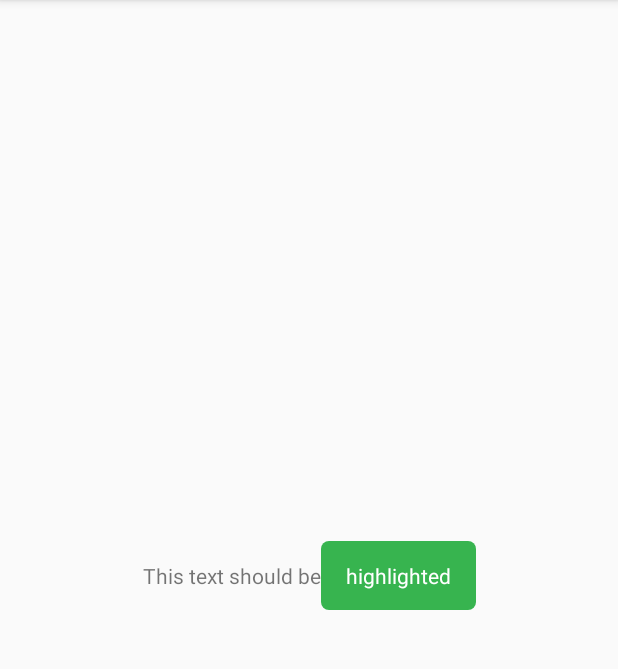
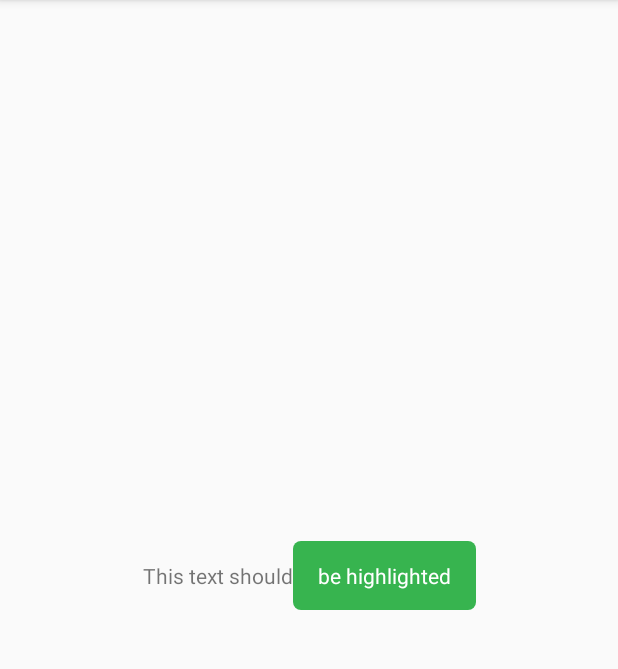
Before and after one commit to jiahaoliuliu/SpannableStringDifferentViews, an Android app: the screen it shows after launch (MainActivity), on a phone screen of 412 x 824 dp, the part 84-753 px from its top. Run offline under Robolectric (Android 15) with nearby library versions, the phone set to English and light mode, and no system bars.

Commit message:
Updated the code to accept to highlight the word starting from any position counting from the end

```diff
--- a/app/src/main/java/com/jiahaoliuliu/spannablestringdifferentviews/MainActivity.java
+++ b/app/src/main/java/com/jiahaoliuliu/spannablestringdifferentviews/MainActivity.java
@@ -1,5 +1,6 @@
 package com.jiahaoliuliu.spannablestringdifferentviews;
 
+import android.content.Context;
 import android.os.Bundle;
 import android.support.v7.app.AppCompatActivity;
 import android.text.SpannableString;
@@ -13,6 +14,9 @@ import android.widget.TextView;
 public class MainActivity extends AppCompatActivity {
 
     private static final String ORIGINAL_TEXT = "This text should be highlighted";
+    private static final int WORD_POSITION_TO_BE_HIGHLIGHTED_FROM_END = 2;
+    private static final int HIGHLIGHT_COLOR_RESOURCE = R.color.highLightedColor;
+    private static final int TEXT_COLOR_HIGHLIGHTED_COLOR_RESOURCE = android.R.color.white;
 
     @Override
     protected void onCreate(Bundle savedInstanceState) {
@@ -22,23 +26,57 @@ public class MainActivity extends AppCompatActivity {
         // Link the view
         TextView spannableTV = findViewById(R.id.spannable_tv);
 
-        spannableTV.setText(createAndModifySpannableString());
+        spannableTV.setText(
+                createSpannableString(this, ORIGINAL_TEXT, WORD_POSITION_TO_BE_HIGHLIGHTED_FROM_END,
+                        HIGHLIGHT_COLOR_RESOURCE, TEXT_COLOR_HIGHLIGHTED_COLOR_RESOURCE));
     }
 
-    private SpannableString createAndModifySpannableString() {
-        String convertedText = convertTextForHighLight(ORIGINAL_TEXT);
+    private SpannableString createSpannableString(
+            Context context, String text, int wordPositionCountingFromEnd, int highlightColor,
+                                                           int textColor) {
+        String convertedText = convertTextForHighLight(text, wordPositionCountingFromEnd);
 
         SpannableString spannableString =
                 new SpannableString(convertedText);
 
-        int lastWordStartPosition = getLastWordStartPosition(convertedText);
+        int lastWordStartPosition = getWordStartPosition(convertedText, wordPositionCountingFromEnd);
 
         spannableString.setSpan(
-                new RoundedBackgroundSpan(getColorFromResources(R.color.highLightedColor),
-                        getColorFromResources(android.R.color.white)),
+                new RoundedBackgroundSpan(context.getResources().getColor(highlightColor),
+                        context.getResources().getColor(textColor)),
                 lastWordStartPosition, spannableString.length(), 0);
 
         return spannableString;
+    }
+
+    /**
+     * Convert the original text for highlight. Basically some extra space is added
+     * at the beginning at the bottom of the last word
+     * @param originalText
+     *      The original text to be converted
+     * @return
+     *      The converted text to have the last word highlighted
+     */
+    private String convertTextForHighLight(String originalText, int wordPositionCountingFromEnd) {
+        String[] words = originalText.split(" ");
+
+        int highlighterTextStartPosition =
+                originalText.indexOf(words[words.length-wordPositionCountingFromEnd]);
+
+        // Get the first part of the text
+        String convertedText =
+                originalText.substring(0, highlighterTextStartPosition);
+
+        // Add the last word and some white spaces
+        // 4 white space at the beginning = original white space + space for the margins
+        convertedText += "    ";
+
+        // Attach the rest of the words
+        convertedText +=
+                originalText.substring(
+                        highlighterTextStartPosition, originalText.length()) + " ";
+
+        return convertedText;
     }
 
     /**
@@ -49,36 +87,10 @@ public class MainActivity extends AppCompatActivity {
      * @return
      *      The position on the text which the highlight should start
      */
-    private int getLastWordStartPosition(String text) {
+    private int getWordStartPosition(String text, int wordPositionCountingFromEnd) {
         String[] words = text.split(" ");
 
-        return text.indexOf(words[words.length-1]) - 1;
+        return text.indexOf(words[words.length - wordPositionCountingFromEnd]) - 1;
     }
 
-    private int getColorFromResources(int res) {
-        return getResources().getColor(res);
-    }
-
-    /**
-     * Convert the original text for highlight. Basically some extra space is added
-     * at the beginning at the bottom of the last word
-     * @param originalText
-     *      The original text to be converted
-     * @return
-     *      The converted text to have the last word highlighted
-     */
-    private String convertTextForHighLight(String originalText) {
-        String[] words = originalText.split(" ");
-
-        // Get the first part of the text
-        String convertedText =
-                originalText.substring(0, originalText.indexOf(words[words.length-1]));
-
-        // Add the last word and some white spaces
-        // 4 white space at the beginning = original white space + space for the margins
-        // 1 white space at the end
-        convertedText += "    " + words[words.length -1] + " ";
-
-        return convertedText;
-    }
 }
```
